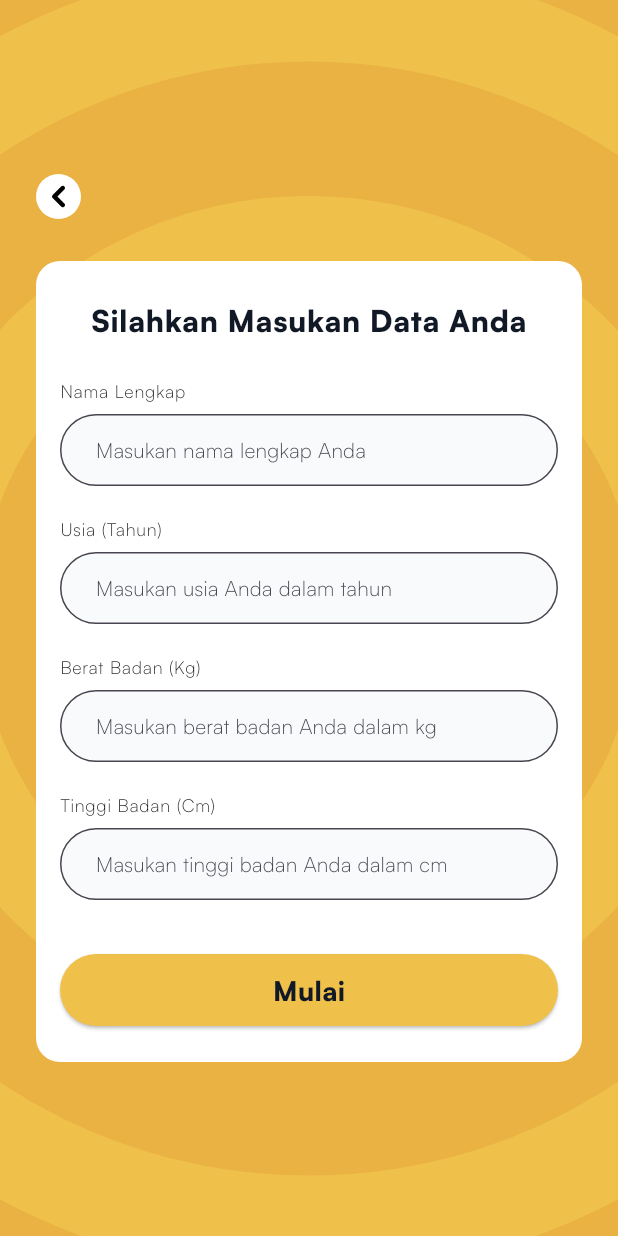
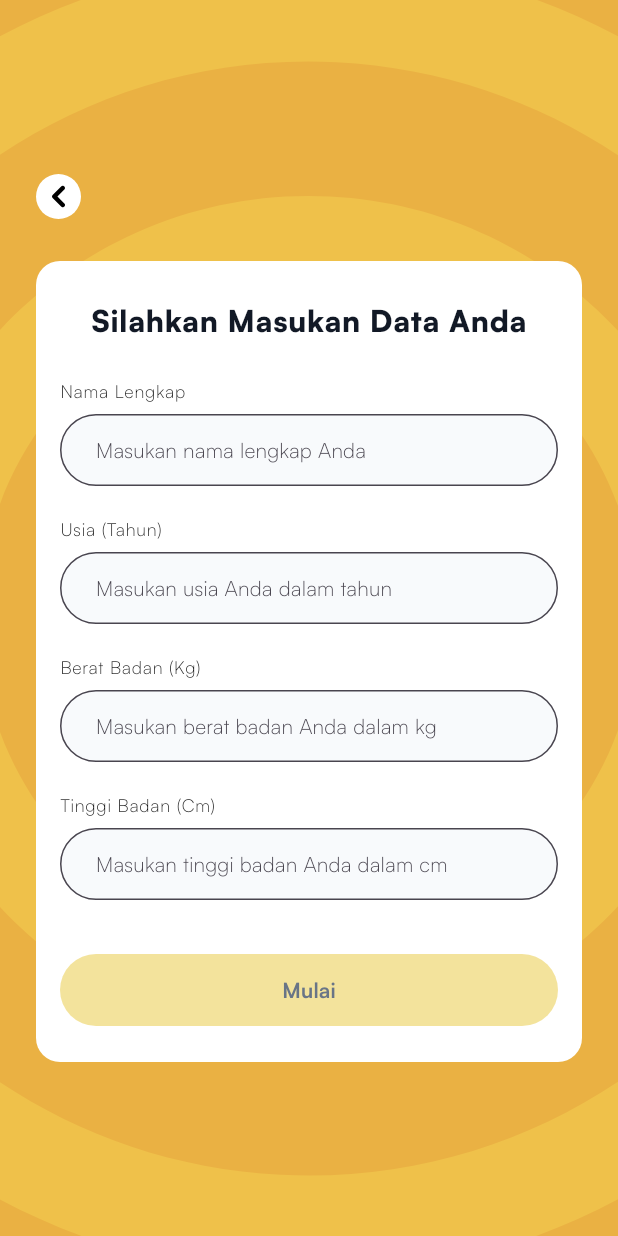
Before and after one commit to SoftEase-Dev/Form-App, a Flutter app: the screen it shows after launch, after a tap on "Mulai", on a phone screen of 412 x 824 dp. Run offline on Flutter 3.47's test engine with Material 3 defaults, Android fonts, the phone set to English and light mode, and no system bars; our stand-ins replace bloc, equatable, flutter_bloc, flutter_svg.

Commit message:
fix: form page input, add illustration at home page

```diff
--- a/lib/screens/pages/form_page.dart
+++ b/lib/screens/pages/form_page.dart
@@ -1,19 +1,35 @@
 import 'package:flutter/material.dart';
+import 'package:flutter/services.dart';
 import 'package:flutter_bloc/flutter_bloc.dart';
 import 'package:flutter_svg/flutter_svg.dart';
 import 'package:form_app/screens/cubit/submit_form/submit_form_cubit.dart';
 import 'package:form_app/screens/widgets/custom_text_field.dart';
 import 'package:form_app/themes/theme.dart';
 
-class FormPage extends StatelessWidget {
+class FormPage extends StatefulWidget {
   FormPage({Key? key}) : super(key: key);
 
+  @override
+  State<FormPage> createState() => _FormPageState();
+}
+
+class _FormPageState extends State<FormPage> {
   final TextEditingController nameController = TextEditingController(text: '');
+
   final TextEditingController ageController = TextEditingController(text: '');
+
   final TextEditingController weightController =
       TextEditingController(text: '');
+
   final TextEditingController heightController =
       TextEditingController(text: '');
+
+  bool _checkAllFieldsFilled() {
+    return nameController.text.isNotEmpty &&
+        ageController.text.isNotEmpty &&
+        weightController.text.isNotEmpty &&
+        heightController.text.isNotEmpty;
+  }
 
   @override
   Widget build(BuildContext context) {
@@ -50,6 +66,8 @@ class FormPage extends StatelessWidget {
           label: 'Usia (Tahun)',
           hint: 'Masukan usia Anda dalam tahun',
           controller: ageController,
+          textInputFormatter: FilteringTextInputFormatter.digitsOnly,
+          keyboardType: TextInputType.number,
         );
       }
 
@@ -58,6 +76,8 @@ class FormPage extends StatelessWidget {
           label: 'Berat Badan (Kg)',
           hint: 'Masukan berat badan Anda dalam kg',
           controller: weightController,
+          textInputFormatter: FilteringTextInputFormatter.digitsOnly,
+          keyboardType: TextInputType.number,
         );
       }
 
@@ -66,16 +86,24 @@ class FormPage extends StatelessWidget {
           label: 'Tinggi Badan (Cm)',
           hint: 'Masukan tinggi badan Anda dalam cm',
           controller: heightController,
+          textInputFormatter: FilteringTextInputFormatter.digitsOnly,
+          keyboardType: TextInputType.number,
         );
       }
 
       Widget submitButton(BuildContext context) {
+        bool allFieldsFilled = _checkAllFieldsFilled();
         return ElevatedButton(
           style: ButtonStyle(
-              minimumSize:
-                  MaterialStateProperty.all(const Size(double.infinity, 48)),
-              backgroundColor: MaterialStateProperty.all(primary_500)),
-          onPressed: () {
+            minimumSize: MaterialStateProperty.all(
+              const Size(double.infinity, 48),
+            ),
+            backgroundColor: MaterialStateProperty.all(
+              allFieldsFilled ? primary_500 : primary_100,
+            ),
+          ),
+          onPressed: allFieldsFilled
+              ? () {
                   BlocProvider.of<SubmitFormCubit>(context).submitForm(
                     name: nameController.text,
                     age: ageController.text,
@@ -84,13 +112,14 @@ class FormPage extends StatelessWidget {
                   );
 
                   Navigator.pushNamed(context, '/quiz-page');
-          },
+                }
+              : null,
           child: Text(
             'Mulai',
-            style: Theme.of(context)
-                .textTheme
-                .bodyMedium
-                ?.copyWith(color: neutral_900, fontWeight: FontWeight.w900),
+            style: Theme.of(context).textTheme.labelLarge?.copyWith(
+                  fontWeight: FontWeight.w700,
+                  color: allFieldsFilled ? black : neutral_500,
+                ),
           ),
         );
       }
--- a/lib/screens/pages/home_page.dart
+++ b/lib/screens/pages/home_page.dart
@@ -17,6 +17,15 @@ class HomePage extends StatelessWidget {
               width: double.infinity,
               height: double.infinity,
               fit: BoxFit.cover,
+            ),
+            Positioned(
+              top: 168,
+              left: 24,
+              right: 24,
+              child: Image.asset(
+                'assets/imgs/brain.png',
+                fit: BoxFit.fill,
+              ),
             ),
             Positioned(
               bottom: 40,
--- a/lib/screens/widgets/custom_text_field.dart
+++ b/lib/screens/widgets/custom_text_field.dart
@@ -1,9 +1,12 @@
 import 'package:flutter/material.dart';
+import 'package:flutter/services.dart';
 import 'package:form_app/themes/theme.dart';
 
 class CustomTextField extends StatefulWidget {
   final String label;
   final String hint;
+  final TextInputType keyboardType;
+  final TextInputFormatter? textInputFormatter;
   final TextEditingController controller;
 
   const CustomTextField({
@@ -11,6 +14,8 @@ class CustomTextField extends StatefulWidget {
     required this.label,
     required this.hint,
     required this.controller,
+    this.keyboardType = TextInputType.text,
+    this.textInputFormatter,
   }) : super(key: key);
 
   @override
@@ -56,6 +61,10 @@ class _CustomTextFieldState extends State<CustomTextField> {
             focusNode: _focusNode,
             cursorColor: Colors.grey,
             controller: widget.controller,
+            keyboardType: widget.keyboardType,
+            inputFormatters: widget.textInputFormatter != null
+                ? [widget.textInputFormatter!]
+                : null,
             style: Theme.of(context).textTheme.labelLarge,
             decoration: InputDecoration(
               hintText: widget.hint,
```
Also changed, not shown: lib/screens/pages/quiz_page.dart (+31 -15 lines), lib/screens/widgets/step_bar.dart (+6 -1 lines), assets/imgs/brain.png (added), assets/imgs/tutor_1.png (added), assets/imgs/tutor_2.png (added), assets/svgs/home_illustration.svg (deleted). Lines whose indentation alone changed are shown as unchanged.
